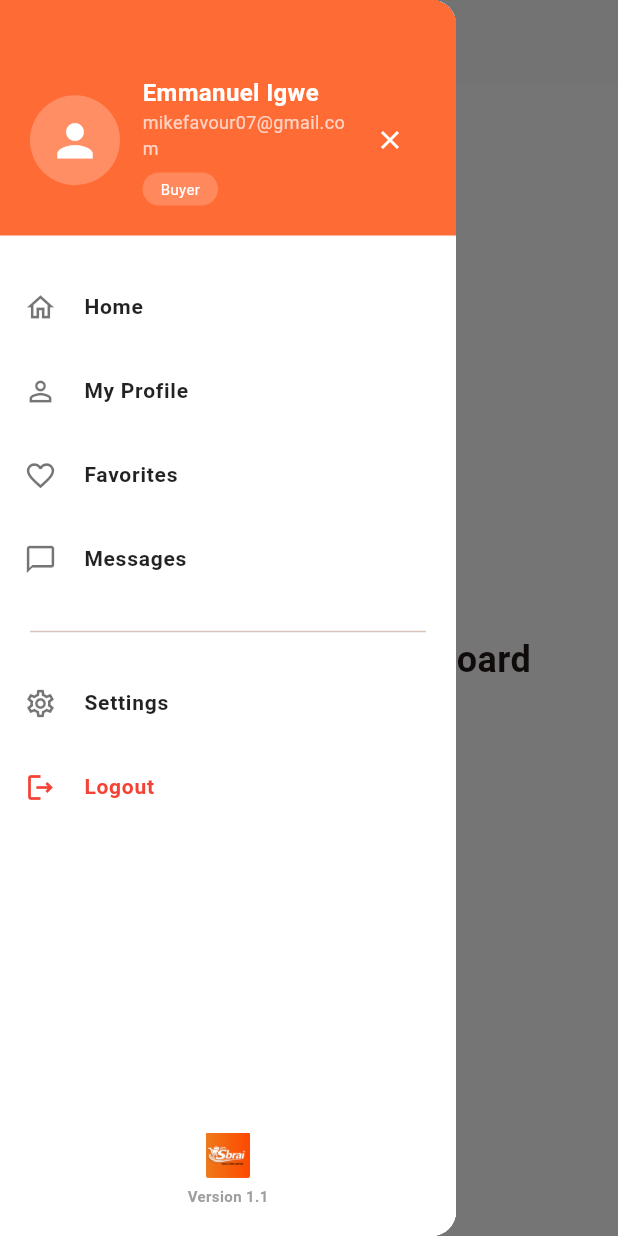
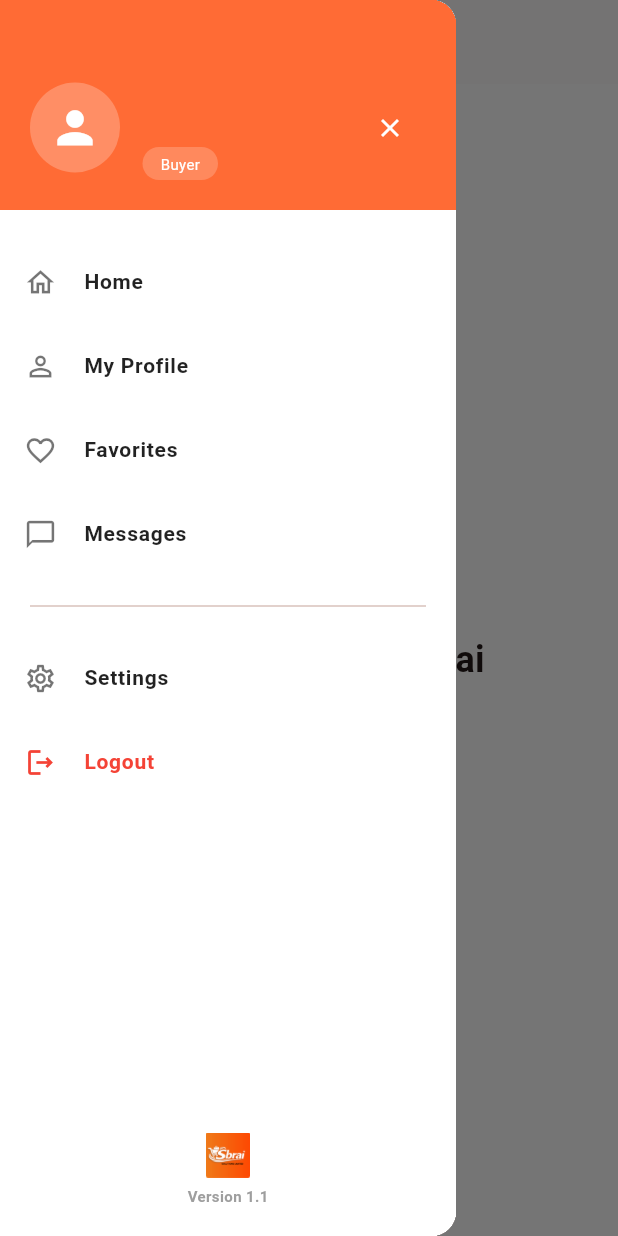
Before and after one commit to poche101/sbrai_solutions, a Flutter app: the HomeScreen screen opened directly, with the side drawer open, on a phone screen of 412 x 824 dp. Run offline on Flutter 3.47's test engine with Material 3 defaults, Android fonts, the phone set to English and light mode, and no system bars; our stand-ins replace image_picker; accounts and stored records are empty.

Commit message:
update the home screen

```diff
--- a/lib/buyer/screens/home_screen.dart
+++ b/lib/buyer/screens/home_screen.dart
@@ -9,8 +9,8 @@ class HomeScreen extends StatelessWidget {
     final bool isDesktop = MediaQuery.of(context).size.width > 900;
 
     // These values could eventually come from your Login logic
-    const String currentUserName = "Emmanuel Igwe";
-    const String currentUserEmail = "mikefavour07@gmail.com";
+    const String currentUserName = "";
+    const String currentUserEmail = "";
 
     return Scaffold(
       // Mobile Drawer - PASSING REQUIRED ARGUMENTS HERE
@@ -48,7 +48,7 @@ class HomeScreen extends StatelessWidget {
           const Expanded(
             child: Center(
               child: Text(
-                "Welcome to the Dashboard",
+                "Welcome to the Sbrai",
                 style: TextStyle(fontSize: 24, fontWeight: FontWeight.bold),
               ),
             ),
```
